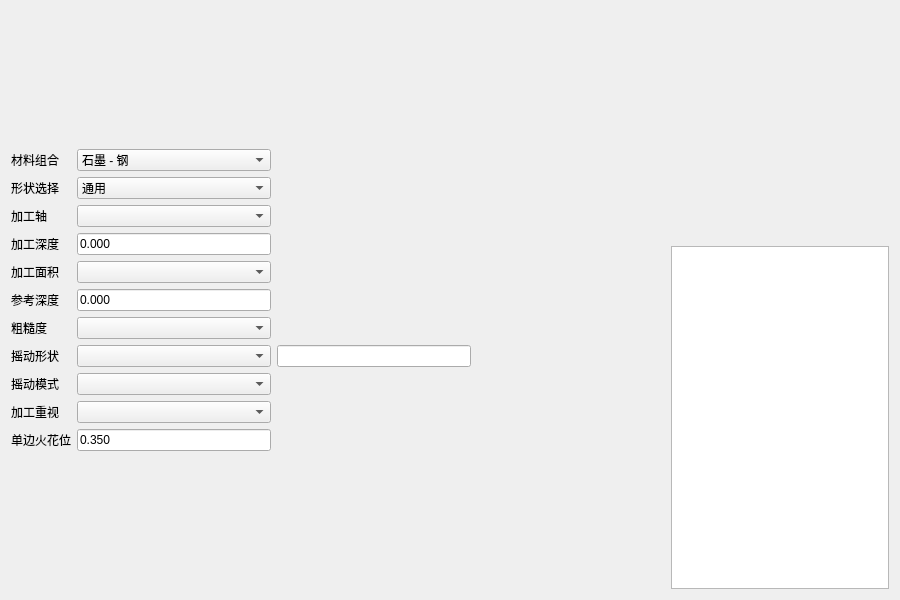
Old version of the form forms/auto/runautoparamform.ui in the repository zephyrrr/Camotics_modbus.
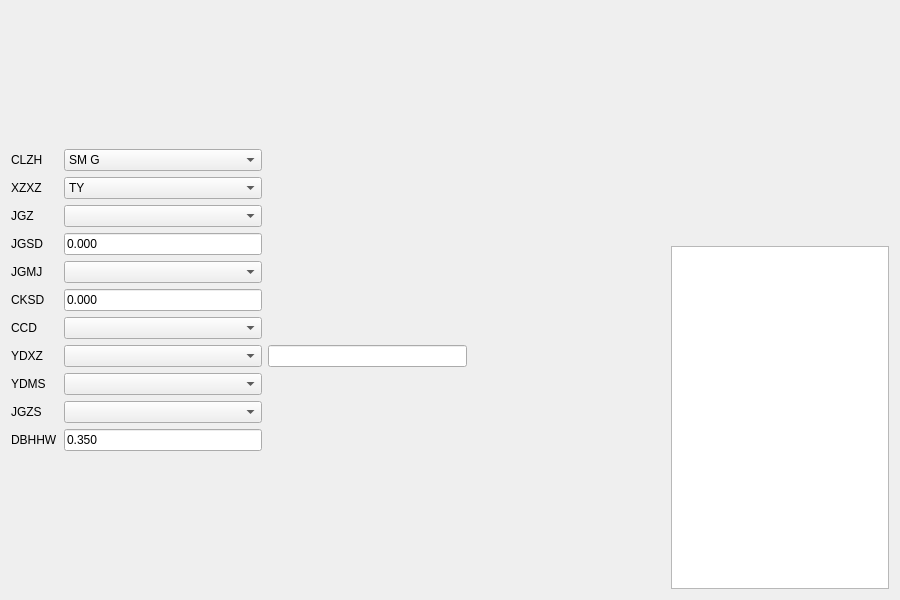
New version of the form. Custom widgets are drawn as their Qt base class.

Diff of the .ui file:
```diff
--- a/forms/auto/runautoparamform.ui
+++ b/forms/auto/runautoparamform.ui
@@ -36,7 +36,7 @@
          <item row="6" column="0">
           <widget class="QLabel" name="label_15">
            <property name="text">
-            <string>粗糙度</string>
+            <string>CCD</string>
            </property>
           </widget>
          </item>
@@ -53,7 +53,7 @@
             <widget class="NComboBox" name="inDjxz">
              <item>
               <property name="text">
-               <string>通用</string>
+               <string>TY</string>
               </property>
              </item>
             </widget>
@@ -63,21 +63,21 @@
          <item row="10" column="0">
           <widget class="QLabel" name="label_19">
            <property name="text">
-            <string>单边火花位</string>
+            <string>DBHHW</string>
            </property>
           </widget>
          </item>
          <item row="4" column="0">
           <widget class="QLabel" name="label_13">
            <property name="text">
-            <string>加工面积</string>
+            <string>JGMJ</string>
            </property>
           </widget>
          </item>
          <item row="3" column="0">
           <widget class="QLabel" name="label_5">
            <property name="text">
-            <string>加工深度</string>
+            <string>JGSD</string>
            </property>
           </widget>
          </item>
@@ -97,7 +97,7 @@
          <item row="2" column="0">
           <widget class="QLabel" name="label_12">
            <property name="text">
-            <string>加工轴</string>
+            <string>JGZ</string>
            </property>
           </widget>
          </item>
@@ -110,14 +110,14 @@
          <item row="5" column="0">
           <widget class="QLabel" name="label_14">
            <property name="text">
-            <string>参考深度</string>
+            <string>CKSD</string>
            </property>
           </widget>
          </item>
          <item row="0" column="0">
           <widget class="QLabel" name="label_1">
            <property name="text">
-            <string>材料组合</string>
+            <string>CLZH</string>
            </property>
           </widget>
          </item>
@@ -142,7 +142,7 @@
          <item row="9" column="0">
           <widget class="QLabel" name="label_18">
            <property name="text">
-            <string>加工重视</string>
+            <string>JGZS</string>
            </property>
           </widget>
          </item>
@@ -152,7 +152,7 @@
          <item row="7" column="0">
           <widget class="QLabel" name="label_16">
            <property name="text">
-            <string>摇动形状</string>
+            <string>YDXZ</string>
            </property>
           </widget>
          </item>
@@ -162,7 +162,7 @@
          <item row="1" column="0">
           <widget class="QLabel" name="label_11">
            <property name="text">
-            <string>形状选择</string>
+            <string>XZXZ</string>
            </property>
           </widget>
          </item>
@@ -175,7 +175,7 @@
             <widget class="NComboBox" name="inClzh">
              <item>
               <property name="text">
-               <string>石墨 - 钢</string>
+               <string>SM G</string>
               </property>
              </item>
             </widget>
@@ -196,7 +196,7 @@
          <item row="8" column="0">
           <widget class="QLabel" name="label_17">
            <property name="text">
-            <string>摇动模式</string>
+            <string>YDMS</string>
            </property>
           </widget>
          </item>
```
Left out of the diff: 30 changed lines with no effect on the pictures.
